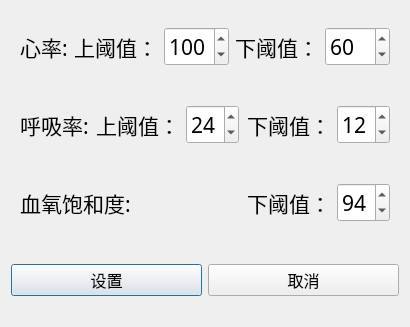
cjf128/ECGB, file BJ_Dialog.ui: the form before one commit.
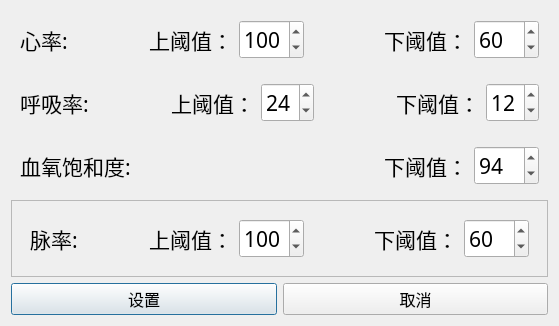
The form after the commit.

What changed in the file:
```diff
--- a/BJ_Dialog.ui
+++ b/BJ_Dialog.ui
@@ -6,8 +6,8 @@
    <rect>
     <x>0</x>
     <y>0</y>
-    <width>386</width>
-    <height>327</height>
+    <width>559</width>
+    <height>286</height>
    </rect>
   </property>
   <property name="windowTitle">
@@ -300,6 +300,9 @@
           <pointsize>16</pointsize>
          </font>
         </property>
+        <property name="maximum">
+         <number>100</number>
+        </property>
         <property name="value">
          <number>94</number>
         </property>
@@ -308,6 +311,133 @@
      </layout>
     </widget>
    </item>
+   <item>
+    <widget class="QFrame" name="frame_3">
+     <property name="frameShape">
+      <enum>QFrame::StyledPanel</enum>
+     </property>
+     <property name="frameShadow">
+      <enum>QFrame::Raised</enum>
+     </property>
+     <layout class="QHBoxLayout" name="horizontalLayout_6">
+      <item>
+       <widget class="QFrame" name="frame_4">
+        <layout class="QHBoxLayout" name="horizontalLayout_5">
+         <item>
+          <widget class="QLabel" name="label_8">
+           <property name="font">
+            <font>
+             <family>Agency FB</family>
+             <pointsize>16</pointsize>
+            </font>
+           </property>
+           <property name="text">
+            <string>脉率:</string>
+           </property>
+           <property name="alignment">
+            <set>Qt::AlignCenter</set>
+           </property>
+          </widget>
+         </item>
+         <item>
+          <spacer name="horizontalSpacer_6">
+           <property name="orientation">
+            <enum>Qt::Horizontal</enum>
+           </property>
+           <property name="sizeHint" stdset="0">
+            <size>
+             <width>40</width>
+             <height>20</height>
+            </size>
+           </property>
+          </spacer>
+         </item>
+         <item>
+          <widget class="QLabel" name="label_10">
+           <property name="font">
+            <font>
+             <family>Agency FB</family>
+             <pointsize>16</pointsize>
+            </font>
+           </property>
+           <property name="text">
+            <string>上阈值：</string>
+           </property>
+           <property name="alignment">
+            <set>Qt::AlignCenter</set>
+           </property>
+          </widget>
+         </item>
+         <item>
+          <widget class="QSpinBox" name="spinBox_6">
+           <property name="font">
+            <font>
+             <family>Agency FB</family>
+             <pointsize>16</pointsize>
+            </font>
+           </property>
+           <property name="maximum">
+            <number>350</number>
+           </property>
+           <property name="singleStep">
+            <number>1</number>
+           </property>
+           <property name="value">
+            <number>100</number>
+           </property>
+          </widget>
+         </item>
+         <item>
+          <spacer name="horizontalSpacer_7">
+           <property name="orientation">
+            <enum>Qt::Horizontal</enum>
+           </property>
+           <property name="sizeHint" stdset="0">
+            <size>
+             <width>40</width>
+             <height>20</height>
+            </size>
+           </property>
+          </spacer>
+         </item>
+         <item>
+          <widget class="QLabel" name="label_11">
+           <property name="font">
+            <font>
+             <family>Agency FB</family>
+             <pointsize>16</pointsize>
+            </font>
+           </property>
+           <property name="text">
+            <string>下阈值：</string>
+           </property>
+           <property name="alignment">
+            <set>Qt::AlignCenter</set>
+           </property>
+          </widget>
+         </item>
+         <item>
+          <widget class="QSpinBox" name="spinBox_7">
+           <property name="font">
+            <font>
+             <family>Agency FB</family>
+             <pointsize>16</pointsize>
+            </font>
+           </property>
+           <property name="maximum">
+            <number>200</number>
+           </property>
+           <property name="value">
+            <number>60</number>
+           </property>
+          </widget>
+         </item>
+        </layout>
+       </widget>
+      </item>
+     </layout>
+    </widget>
+   </item>
    <item>
     <widget class="QFrame" name="frame">
      <layout class="QHBoxLayout" name="horizontalLayout">
```
